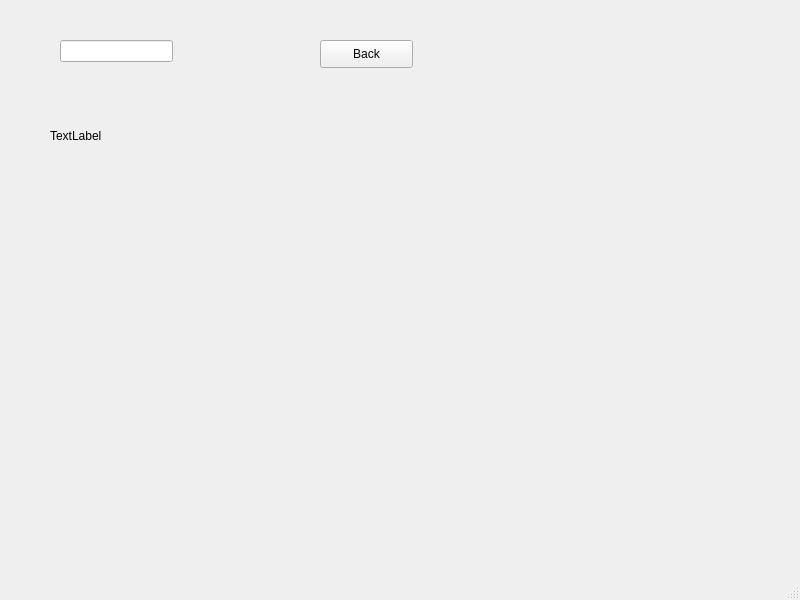
The window that mainwindow.ui (silverfoxpt/cryptoGUI) describes before a commit, drawn with Qt 5.
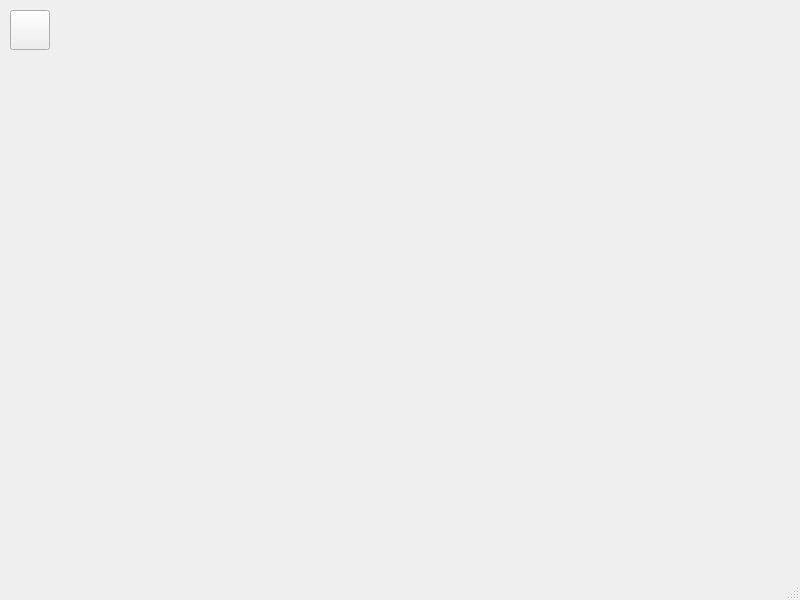
The same window after the commit. The open tabs and pages were chosen to show the change. Icons and pictures are not drawn.

The edit to the form file:
```diff
--- a/mainwindow.ui
+++ b/mainwindow.ui
@@ -282,37 +282,25 @@
      <widget class="QPushButton" name="pushButton_2">
       <property name="geometry">
        <rect>
-        <x>320</x>
-        <y>40</y>
-        <width>93</width>
-        <height>28</height>
+        <x>10</x>
+        <y>10</y>
+        <width>40</width>
+        <height>40</height>
        </rect>
       </property>
       <property name="text">
-       <string>Back</string>
+       <string/>
       </property>
-     </widget>
-     <widget class="QLineEdit" name="lineEdit">
-      <property name="geometry">
-       <rect>
-        <x>60</x>
-        <y>40</y>
-        <width>113</width>
-        <height>22</height>
-       </rect>
+      <property name="icon">
+       <iconset>
+        <normalon>BackIcon.PNG</normalon>
+       </iconset>
       </property>
-     </widget>
-     <widget class="QLabel" name="label">
-      <property name="geometry">
-       <rect>
-        <x>50</x>
-        <y>80</y>
-        <width>381</width>
-        <height>111</height>
-       </rect>
-      </property>
-      <property name="text">
-       <string>TextLabel</string>
+      <property name="iconSize">
+       <size>
+        <width>40</width>
+        <height>40</height>
+       </size>
       </property>
      </widget>
     </widget>
```
Left out of the diff: 15 changed lines with no effect on the pictures.
